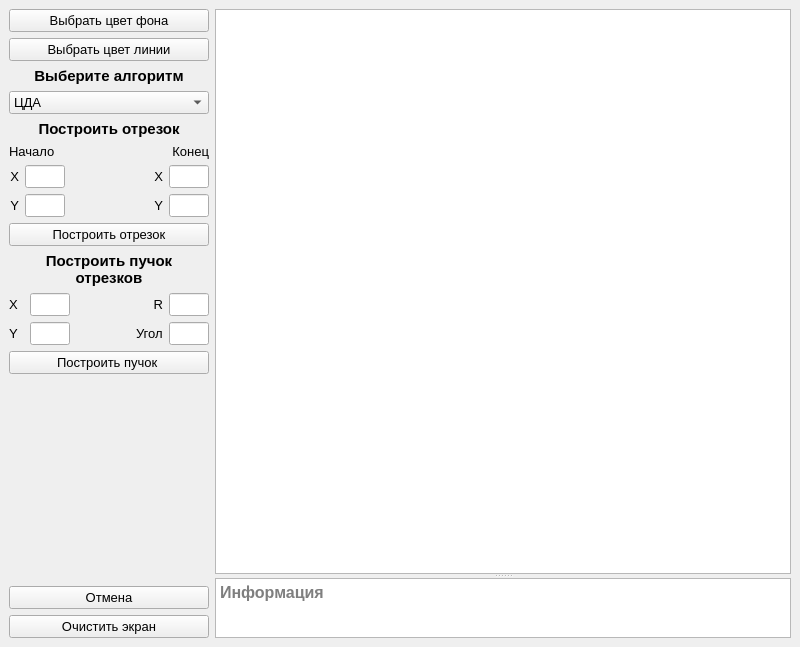
Above: lab_03/mainwindow.ui from AskaryanKarine/BMSTU-CG before the change. Below: the same form after it.
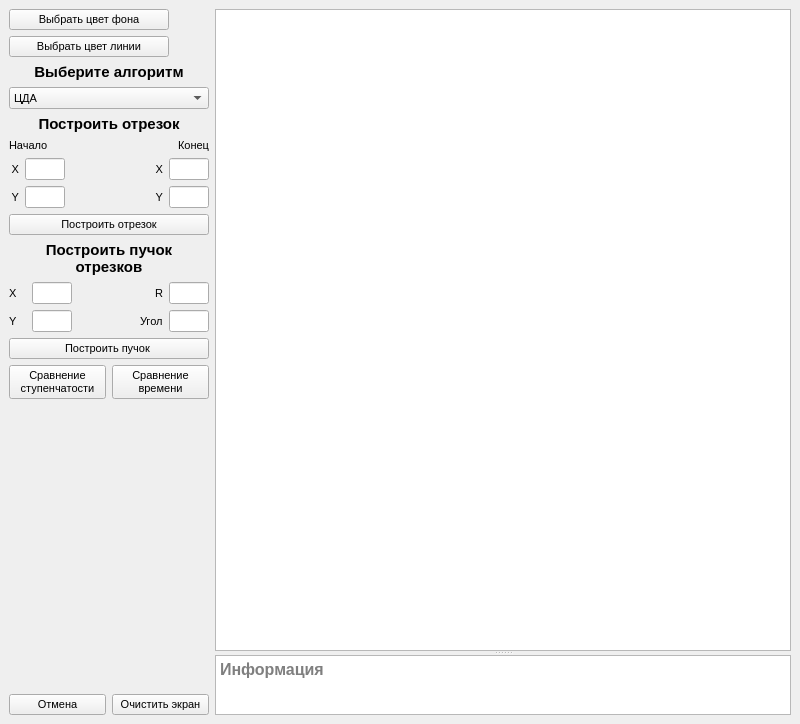
That is the form after the change.

Commit message: Небольшие изменения интерфейса

Diff of the .ui file:
```diff
--- a/lab_03/mainwindow.ui
+++ b/lab_03/mainwindow.ui
@@ -7,12 +7,18 @@
     <x>0</x>
     <y>0</y>
     <width>800</width>
-    <height>647</height>
+    <height>724</height>
    </rect>
   </property>
+  <property name="maximumSize">
+   <size>
+    <width>16777215</width>
+    <height>16777215</height>
+   </size>
+  </property>
   <property name="font">
    <font>
-    <pointsize>10</pointsize>
+    <pointsize>8</pointsize>
    </font>
   </property>
   <property name="windowTitle">
@@ -21,31 +27,64 @@
   <widget class="QWidget" name="centralwidget">
    <layout class="QFormLayout" name="formLayout">
     <item row="0" column="0">
-     <layout class="QVBoxLayout" name="verticalLayout_9">
+     <layout class="QVBoxLayout" name="verticalLayout_8">
       <item>
        <layout class="QVBoxLayout" name="verticalLayout_7">
         <item>
-         <widget class="QPushButton" name="pushButton">
+         <layout class="QHBoxLayout" name="horizontalLayout_13">
+          <item>
+           <widget class="QPushButton" name="pushButton_back_color">
           <property name="text">
            <string>Выбрать цвет фона</string>
           </property>
          </widget>
         </item>
         <item>
-         <widget class="QPushButton" name="pushButton_2">
+           <widget class="QWidget" name="widget_back_color" native="true">
+            <property name="maximumSize">
+             <size>
+              <width>34</width>
+              <height>34</height>
+             </size>
+            </property>
+            <property name="autoFillBackground">
+             <bool>true</bool>
+            </property>
+           </widget>
+          </item>
+         </layout>
+        </item>
+        <item>
+         <layout class="QHBoxLayout" name="horizontalLayout_14">
+          <item>
+           <widget class="QPushButton" name="pushButton_line_color">
           <property name="text">
            <string>Выбрать цвет линии</string>
           </property>
          </widget>
         </item>
         <item>
+           <widget class="QWidget" name="widget_line_color" native="true">
+            <property name="maximumSize">
+             <size>
+              <width>34</width>
+              <height>16777215</height>
+             </size>
+            </property>
+            <property name="autoFillBackground">
+             <bool>true</bool>
+            </property>
+           </widget>
+          </item>
+         </layout>
+        </item>
+        <item>
          <layout class="QVBoxLayout" name="verticalLayout">
           <item>
            <widget class="QLabel" name="label">
             <property name="font">
              <font>
               <pointsize>11</pointsize>
-              <weight>75</weight>
               <bold>true</bold>
              </font>
             </property>
@@ -110,7 +149,6 @@
           <property name="font">
            <font>
             <pointsize>11</pointsize>
-            <weight>75</weight>
             <bold>true</bold>
            </font>
           </property>
@@ -335,14 +373,11 @@
         </item>
        </layout>
       </item>
-      <item>
-       <layout class="QVBoxLayout" name="verticalLayout_8">
         <item>
          <widget class="QLabel" name="label_9">
           <property name="font">
            <font>
             <pointsize>11</pointsize>
-            <weight>75</weight>
             <bold>true</bold>
            </font>
           </property>
@@ -477,6 +512,24 @@
           </property>
          </widget>
         </item>
+      <item>
+       <layout class="QHBoxLayout" name="horizontalLayout_12">
+        <item>
+         <widget class="QPushButton" name="pushButton_steps">
+          <property name="text">
+           <string>Сравнение
+ступенчатости</string>
+          </property>
+         </widget>
+        </item>
+        <item>
+         <widget class="QPushButton" name="pushButton_time">
+          <property name="text">
+           <string>Сравнение 
+времени</string>
+          </property>
+         </widget>
+        </item>
        </layout>
       </item>
       <item>
@@ -486,23 +539,23 @@
         </property>
         <property name="sizeHint" stdset="0">
          <size>
-          <width>17</width>
-          <height>33</height>
+          <width>20</width>
+          <height>40</height>
          </size>
         </property>
        </spacer>
       </item>
       <item>
-       <layout class="QVBoxLayout" name="verticalLayout_10">
+       <layout class="QHBoxLayout" name="horizontalLayout_11">
         <item>
-         <widget class="QPushButton" name="pushButton_5">
+         <widget class="QPushButton" name="pushButton_cancel">
           <property name="text">
            <string>Отмена</string>
           </property>
          </widget>
         </item>
         <item>
-         <widget class="QPushButton" name="pushButton_6">
+         <widget class="QPushButton" name="pushButton_clear">
           <property name="text">
            <string>Очистить экран</string>
           </property>
@@ -517,7 +570,14 @@
       <property name="orientation">
        <enum>Qt::Vertical</enum>
       </property>
-      <widget class="QGraphicsView" name="graphicsView"/>
+      <widget class="QGraphicsView" name="graphicsView">
+       <property name="maximumSize">
+        <size>
+         <width>16777215</width>
+         <height>16777215</height>
+        </size>
+       </property>
+      </widget>
       <widget class="QTextEdit" name="textEdit">
        <property name="maximumSize">
         <size>
@@ -528,7 +588,6 @@
        <property name="font">
         <font>
          <pointsize>12</pointsize>
-         <weight>75</weight>
          <bold>true</bold>
         </font>
        </property>
```
Left out of the diff: 20 changed lines with no effect on the pictures. Lines whose indentation alone changed are shown as unchanged. The commit also changes 2 other files.
